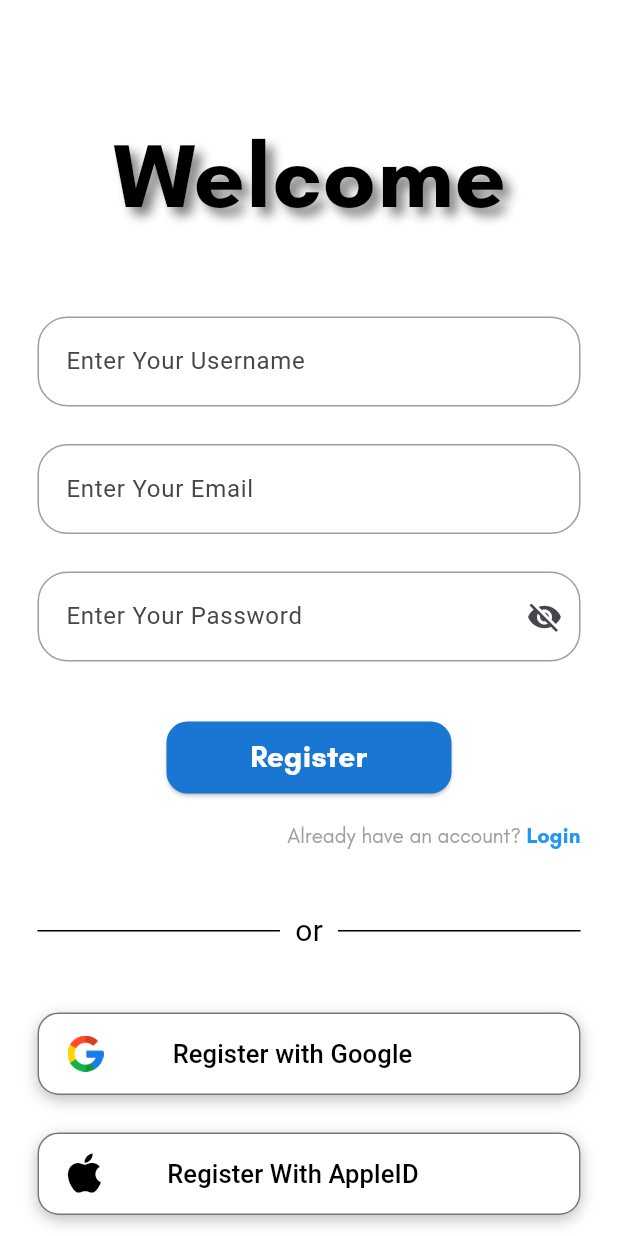
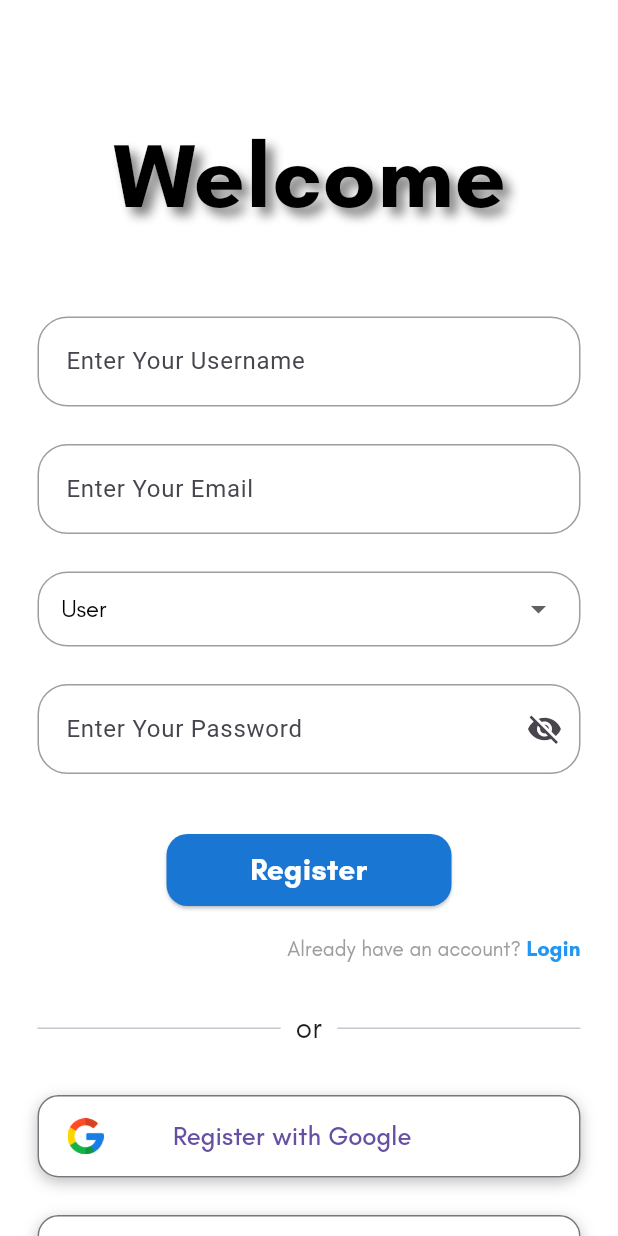
Before and after one commit to Srunglay05/Preexam_app, a Flutter app: the RegisterScreen screen opened directly, on a phone screen of 412 x 824 dp. Run offline on Flutter 3.47's test engine with Material 3 defaults, Android fonts, the phone set to English and light mode, and no system bars; our stand-ins replace cloud_firestore, firebase_auth, firebase_core, firebase_storage, flutter_local_notifications, font_awesome_flutter and 5 more; missing offline and left inert: syncfusion_flutter_pdfviewer; accounts and stored records are empty.

Commit message:
Describe your changes

```diff
--- a/lib/controllers/RegisterController.dart
+++ b/lib/controllers/RegisterController.dart
@@ -13,9 +13,12 @@ class RegisterController extends GetxController {
   final TextEditingController emailController = TextEditingController();
   final TextEditingController passwordController = TextEditingController();
 
-  // Loading state
+  // UI state
   final isLoading = false.obs;
   final isPasswordHidden = true.obs;
+
+  // 🔽 ROLE SELECTION (User / Admin)
+  final RxString selectedRole = 'User'.obs;
 
   // Firebase instances
   final FirebaseAuth _auth = FirebaseAuth.instance;
@@ -27,12 +30,16 @@ class RegisterController extends GetxController {
   RegisterController() {
     _googleSignIn = kIsWeb
         ? GoogleSignIn(
-              clientId: "362443042369-h2hklv7bqq12j6mtc1l4m6fsumbg3oqd.apps.googleusercontent.com",
+            clientId:
+                "362443042369-h2hklv7bqq12j6mtc1l4m6fsumbg3oqd.apps.googleusercontent.com",
             scopes: ['email'],
           )
         : GoogleSignIn();
   }
 
+  // =======================
+  // EMAIL & PASSWORD REGISTER
+  // =======================
   Future<void> register() async {
     final username = usernameController.text.trim();
     final email = emailController.text.trim();
@@ -51,7 +58,6 @@ class RegisterController extends GetxController {
     try {
       isLoading.value = true;
 
-
       UserCredential userCredential =
           await _auth.createUserWithEmailAndPassword(
         email: email,
@@ -64,15 +70,15 @@ class RegisterController extends GetxController {
         return;
       }
 
+      // Send verification email
+      await user.sendEmailVerification();
 
-      await user.sendEmailVerification();
-      debugPrint("Verification email sent to $email");
-
-      // 3️⃣ Save user to Firestore
+      // Save user to Firestore WITH ROLE
       AppUser newUser = AppUser(
         uid: user.uid,
         email: email,
         username: username,
+        role: selectedRole.value, // 🔥 ROLE SAVED
       );
 
       await _firestore
@@ -85,9 +91,7 @@ class RegisterController extends GetxController {
         "Account created. Please verify your email.",
       );
 
-      // 4️⃣ Navigate to login
       Get.offAll(() => LoginScreen());
-
     } on FirebaseAuthException catch (e) {
       Get.snackbar("Auth Error", e.message ?? "Registration failed");
     } catch (e) {
@@ -97,7 +101,9 @@ class RegisterController extends GetxController {
     }
   }
 
-
+  // =======================
+  // GOOGLE SIGN-IN
+  // =======================
   Future<void> registerWithGoogle() async {
     try {
       isLoading.value = true;
@@ -128,11 +134,12 @@ class RegisterController extends GetxController {
         return;
       }
 
-      // Save / merge user in Firestore
+      // Save / merge user WITH ROLE
       AppUser newUser = AppUser(
         uid: user.uid,
         email: user.email ?? "",
         username: user.displayName ?? "User",
+        role: selectedRole.value, // 🔥 ROLE SAVED
       );
 
       await _firestore
@@ -142,14 +149,12 @@ class RegisterController extends GetxController {
 
       Get.snackbar("Success", "Signed in with Google");
       Get.offAll(() => LoginScreen());
-
     } catch (e) {
       Get.snackbar("Error", "Google Sign-In failed: $e");
     } finally {
       isLoading.value = false;
     }
   }
-
 
   @override
   void onClose() {
--- a/lib/widgets/registerwid.dart
+++ b/lib/widgets/registerwid.dart
@@ -16,6 +16,8 @@ class RegisterWid {
           crossAxisAlignment: CrossAxisAlignment.center,
           children: [
             const SizedBox(height: 75),
+
+            /// TITLE
             const Text(
               'Welcome',
               style: TextStyle(
@@ -33,256 +35,249 @@ class RegisterWid {
                 ],
               ),
             ),
+
             const SizedBox(height: 50),
 
-            // Username
+            /// USERNAME
             TextField(
               controller: controller.usernameController,
-              decoration: InputDecoration(
-                hintText: 'Enter Your Username',
-                contentPadding: const EdgeInsets.symmetric(horizontal: 15, vertical: 18),
-                border: OutlineInputBorder(
+              decoration: _inputDecoration('Enter Your Username'),
+            ),
+
+            const SizedBox(height: 25),
+
+            /// EMAIL
+            TextField(
+              controller: controller.emailController,
+              decoration: _inputDecoration('Enter Your Email'),
+            ),
+
+            const SizedBox(height: 25),
+
+            /// ROLE DROPDOWN
+            Obx(() => Container(
+                  padding: const EdgeInsets.symmetric(horizontal: 15),
+                  decoration: BoxDecoration(
+                    color: Colors.white,
                     borderRadius: BorderRadius.circular(20),
-                  borderSide: const BorderSide(color: Colors.white, width: 1),
+                    border: Border.all(color: Colors.grey),
                   ),
-                enabledBorder: OutlineInputBorder(
-                  borderRadius: BorderRadius.circular(20),
-                  borderSide: const BorderSide(color: Colors.grey, width: 1),
+                  child: DropdownButtonHideUnderline(
+                    child: DropdownButton<String>(
+                      value: controller.selectedRole.value,
+                      isExpanded: true,
+                      icon: const Icon(Icons.arrow_drop_down),
+                      style: const TextStyle(
+                        fontFamily: 'Teacher',
+                        fontSize: 16,
+                        color: Colors.black,
                       ),
-                focusedBorder: OutlineInputBorder(
-                  borderRadius: BorderRadius.circular(20),
-                  borderSide: const BorderSide(color: Colors.blue, width: 2),
+                      items: const [
+                        DropdownMenuItem(
+                          value: 'User',
+                          child: Text('User', style: TextStyle(fontFamily: 'Teacher')),
                         ),
-                filled: true,
-                fillColor: Colors.white,
+                        DropdownMenuItem(
+                          value: 'Admin',
+                          child: Text('Admin', style: TextStyle(fontFamily: 'Teacher')),
+                        ),
+                      ],
+                      onChanged: (value) {
+                        controller.selectedRole.value = value!;
+                      },
                     ),
                   ),
+                )),
+
             const SizedBox(height: 25),
 
-            // Email
-            TextField(
-              controller: controller.emailController,
-              decoration: InputDecoration(
-                hintText: 'Enter Your Email',
-                contentPadding: const EdgeInsets.symmetric(horizontal: 15, vertical: 18),
-                border: OutlineInputBorder(
-                  borderRadius: BorderRadius.circular(20),
-                  borderSide: const BorderSide(color: Colors.grey, width: 1),
-                ),
-                enabledBorder: OutlineInputBorder(
-                  borderRadius: BorderRadius.circular(20),
-                  borderSide: const BorderSide(color: Colors.grey, width: 1),
-                ),
-                focusedBorder: OutlineInputBorder(
-                  borderRadius: BorderRadius.circular(20),
-                  borderSide: const BorderSide(color: Colors.blue, width: 2),
-                ),
-                filled: true,
-                fillColor: Colors.white,
-              ),
-            ),
-            const SizedBox(height: 25),
-            // Password
+            /// PASSWORD
             Obx(() => TextField(
                   controller: controller.passwordController,
                   obscureText: controller.isPasswordHidden.value,
-                decoration: InputDecoration(
-                  hintText: 'Enter Your Password',
-                  contentPadding: const EdgeInsets.symmetric(horizontal: 15, vertical: 18),
-                  border: OutlineInputBorder(
-                    borderRadius: BorderRadius.circular(20),
-                    borderSide: const BorderSide(color: Colors.grey, width: 1),
-                  ),
-                  enabledBorder: OutlineInputBorder(
-                    borderRadius: BorderRadius.circular(20),
-                    borderSide: const BorderSide(color: Colors.grey, width: 1),
-                  ),
-                  focusedBorder: OutlineInputBorder(
-                    borderRadius: BorderRadius.circular(20),
-                    borderSide: const BorderSide(color: Colors.blue, width: 2),
-                  ),
-                  filled: true,
-                  fillColor: Colors.white,
-                  suffixIcon: IconButton(
+                  decoration: _inputDecoration(
+                    'Enter Your Password',
+                    suffix: IconButton(
                       icon: Icon(
                         controller.isPasswordHidden.value
                             ? Icons.visibility_off
                             : Icons.visibility,
                       ),
                       onPressed: () {
-                      controller.isPasswordHidden.value = !controller.isPasswordHidden.value;
+                        controller.isPasswordHidden.value =
+                            !controller.isPasswordHidden.value;
                       },
                     ),
                   ),
                 )),
+
             const SizedBox(height: 40),
 
-            // Register Button
-            Obx(() {
-              return SizedBox(
+            /// REGISTER BUTTON
+            Obx(() => SizedBox(
                   width: 190,
                   height: 48,
                   child: ElevatedButton(
                     onPressed: controller.isLoading.value
                         ? null
-                      : () {
-                          print("Debug: Register button pressed");
-                          controller.register();
-                        },
-                  child: controller.isLoading.value
-                      ? const CircularProgressIndicator(color: Colors.white)
-                      : const Text(
-                          "Register",
-                          style: TextStyle(
-                            fontSize: 20,
-                            fontWeight: FontWeight.bold,
-                            color: Colors.white,
-                            fontFamily: 'Teacher',
-                          ),
-                        ),
+                        : controller.register,
                     style: ElevatedButton.styleFrom(
                       backgroundColor: Colors.blue[700],
                       shape: RoundedRectangleBorder(
                         borderRadius: BorderRadius.circular(14),
                       ),
                     ),
+                    child: controller.isLoading.value
+                        ? const CircularProgressIndicator(color: Colors.white)
+                        : const Text(
+                            'Register',
+                            style: TextStyle(
+                              fontFamily: 'Teacher',
+                              fontSize: 20,
+                              fontWeight: FontWeight.bold,
+                              color: Colors.white,
                             ),
-              );
-            }),
+                          ),
+                  ),
+                )),
 
             const SizedBox(height: 20),
+
+            /// LOGIN LINK
             Align(
               alignment: Alignment.bottomRight,
               child: RichText(
                 text: TextSpan(
                   children: [
                     const TextSpan(
-                      text: "Already have an account? ",
+                      text: 'Already have an account? ',
                       style: TextStyle(
                         color: Colors.grey,
-                        fontFamily: 'Teacher'),
+                        fontFamily: 'Teacher',
+                      ),
                     ),
                     TextSpan(
-                      text: "Login",
+                      text: 'Login',
                       style: const TextStyle(
                         color: Colors.blue,
                         fontWeight: FontWeight.bold,
-                        fontFamily: 'Teacher'
+                        fontFamily: 'Teacher',
                       ),
                       recognizer: TapGestureRecognizer()
-                        ..onTap = () {
-                          print("Login tapped");
-                          Get.offAll(() => LoginScreen());
-                        },
+                        ..onTap = () => Get.offAll(() => LoginScreen()),
                     ),
                   ],
                 ),
               ),
             ),
 
-            const SizedBox(height: 40),
+            const SizedBox(height: 30),
 
+            /// DIVIDER
             Row(
               children: const [
-                Expanded(child: Divider(color: Colors.black)),
+                Expanded(child: Divider()),
                 Padding(
                   padding: EdgeInsets.symmetric(horizontal: 10),
-                  child: Text(
-                    "or",
-                    style: TextStyle(color: Colors.black, fontSize: 20),
+                  child: Text('or',
+                      style: TextStyle(fontSize: 20, fontFamily: 'Teacher')),
                 ),
-                ),
-                Expanded(child: Divider(color: Colors.black)),
+                Expanded(child: Divider()),
               ],
             ),
-            const SizedBox(height: 40),
 
-            // Google Button
-            Container(
-              decoration: BoxDecoration(
-                borderRadius: BorderRadius.circular(14),
-                boxShadow: const [
-                  BoxShadow(
-                    color: Colors.black26,
-                    blurRadius: 8,
-                    offset: Offset(0, 3),
-                  ),
-                ],
-              ),
-              child: SizedBox(
-                width: double.infinity,
-                height: 55,
-                child: OutlinedButton(
-                   onPressed: () {
-                      RegisterController().registerWithGoogle();
-                    },
-                  style: OutlinedButton.styleFrom(
-                    backgroundColor: Colors.white,
-                    shape: RoundedRectangleBorder(
-                      borderRadius: BorderRadius.circular(14),
-                    ),
-                    padding: const EdgeInsets.symmetric(horizontal: 20),
-                    alignment: Alignment.centerLeft,
-                  ),
+            const SizedBox(height: 30),
+
+            /// GOOGLE BUTTON
+            _socialButton(
               child: Row(
                 children: [
-                      Image.asset("assets/images/google.png", width: 24, height: 24),
+                  Image.asset('assets/images/google.png', width: 24),
                   const Spacer(),
                   const Text(
-                        "Register with Google",
-                        style: TextStyle(fontSize: 17, color: Colors.black),
+                    'Register with Google',
+                    style: TextStyle(fontFamily: 'Teacher', fontSize: 17),
                   ),
                   const Spacer(flex: 2),
                 ],
               ),
-                ),
-              ),
+              onPressed: controller.registerWithGoogle,
             ),
 
             const SizedBox(height: 25),
 
-            // Apple Button
-            Container(
-              decoration: BoxDecoration(
-                borderRadius: BorderRadius.circular(14),
-                boxShadow: const [
-                  BoxShadow(
-                    color: Colors.black26,
-                    blurRadius: 8,
-                    offset: Offset(0, 3),
-                  ),
-                ],
-              ),
-              child: SizedBox(
-                width: double.infinity,
-                height: 55,
-                child: OutlinedButton(
-                  onPressed: () => print("Apple Sign-In pressed"),
-                  style: OutlinedButton.styleFrom(
-                    backgroundColor: Colors.white,
-                    shape: RoundedRectangleBorder(
-                      borderRadius: BorderRadius.circular(14),
-                    ),
-                    padding: const EdgeInsets.symmetric(horizontal: 20),
-                    alignment: Alignment.centerLeft,
-                  ),
+            /// APPLE BUTTON
+            _socialButton(
               child: Row(
                 children: const [
-                      FaIcon(FontAwesomeIcons.apple, size: 30, color: Colors.black),
+                  FaIcon(FontAwesomeIcons.apple, size: 30),
                   Spacer(),
                   Text(
-                        "Register With AppleID",
-                        style: TextStyle(fontSize: 17, color: Colors.black),
+                    'Register with AppleID',
+                    style: TextStyle(fontFamily: 'Teacher', fontSize: 17),
                   ),
                   Spacer(flex: 2),
                 ],
               ),
-                ),
-              ),
+              onPressed: () {},
             ),
           ],
         ),
       ),
     );
   }
+
+  /// INPUT DECORATION (REUSED)
+  static InputDecoration _inputDecoration(String hint, {Widget? suffix}) {
+    return InputDecoration(
+      hintText: hint,
+      contentPadding:
+          const EdgeInsets.symmetric(horizontal: 15, vertical: 18),
+      filled: true,
+      fillColor: Colors.white,
+      suffixIcon: suffix,
+      border: OutlineInputBorder(
+        borderRadius: BorderRadius.circular(20),
+        borderSide: const BorderSide(color: Colors.grey),
+      ),
+      enabledBorder: OutlineInputBorder(
+        borderRadius: BorderRadius.circular(20),
+        borderSide: const BorderSide(color: Colors.grey),
+      ),
+      focusedBorder: OutlineInputBorder(
+        borderRadius: BorderRadius.circular(20),
+        borderSide: const BorderSide(color: Colors.blue, width: 2),
+      ),
+    );
   }
+
+  /// SOCIAL BUTTON STYLE
+  static Widget _socialButton({
+    required Widget child,
+    required VoidCallback onPressed,
+  }) {
+    return Container(
+      decoration: BoxDecoration(
+        borderRadius: BorderRadius.circular(14),
+        boxShadow: const [
+          BoxShadow(color: Colors.black26, blurRadius: 8, offset: Offset(0, 3)),
+        ],
+      ),
+      child: SizedBox(
+        height: 55,
+        width: double.infinity,
+        child: OutlinedButton(
+          onPressed: onPressed,
+          style: OutlinedButton.styleFrom(
+            backgroundColor: Colors.white,
+            shape:
+                RoundedRectangleBorder(borderRadius: BorderRadius.circular(14)),
+            padding: const EdgeInsets.symmetric(horizontal: 20),
+            alignment: Alignment.centerLeft,
+          ),
+          child: child,
+        ),
+      ),
+    );
+  }
+}
```
Also changed, not shown: lib/admin/options_screen.dart (+15 -7 lines), lib/controllers/loginController.dart (+123 -89 lines), lib/models/Appuser.dart (+10 -4 lines), lib/widgets/loginwid.dart (+85 -34 lines). Lines whose indentation alone changed are shown as unchanged.
